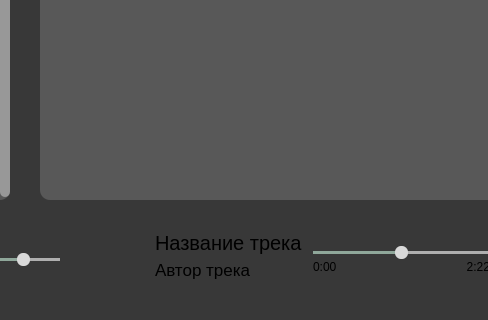
Before: the Qt Designer form main_window_v2.ui in EgorKaduba/AudioPlayer-LyaMidore, drawn with Qt 5; both pictures show x 290 to 778 and y 271 to 591 of the 1030 by 591 pixel window.
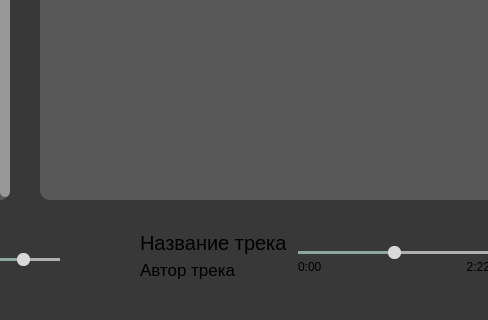
After: the same form once the commit is applied. Icons and pictures are not drawn.

```diff
--- a/main_window_v2.ui
+++ b/main_window_v2.ui
@@ -1382,52 +1382,6 @@
                   <property name="bottomMargin">
                    <number>0</number>
                   </property>
-                  <item>
-                   <widget class="QWidget" name="play_line_foto_widget" native="true">
-                    <property name="minimumSize">
-                     <size>
-                      <width>65</width>
-                      <height>65</height>
-                     </size>
-                    </property>
-                    <property name="maximumSize">
-                     <size>
-                      <width>65</width>
-                      <height>65</height>
-                     </size>
-                    </property>
-                    <property name="styleSheet">
-                     <string notr="true"/>
-                    </property>
-                    <layout class="QHBoxLayout" name="horizontalLayout_23">
-                     <property name="spacing">
-                      <number>0</number>
-                     </property>
-                     <property name="leftMargin">
-                      <number>0</number>
-                     </property>
-                     <property name="topMargin">
-                      <number>0</number>
-                     </property>
-                     <property name="rightMargin">
-                      <number>0</number>
-                     </property>
-                     <property name="bottomMargin">
-                      <number>0</number>
-                     </property>
-                     <item>
-                      <widget class="QLabel" name="play_line_foto_lbl">
-                       <property name="text">
-                        <string/>
-                       </property>
-                       <property name="alignment">
-                        <set>Qt::AlignCenter</set>
-                       </property>
-                      </widget>
-                     </item>
-                    </layout>
-                   </widget>
-                  </item>
                   <item>
                    <widget class="QWidget" name="play_line_text" native="true">
                     <property name="sizePolicy">
@@ -1452,6 +1406,28 @@
                      <property name="bottomMargin">
                       <number>0</number>
                      </property>
+                     <item>
+                      <widget class="QPushButton" name="play_line_foto_btn">
+                       <property name="minimumSize">
+                        <size>
+                         <width>50</width>
+                         <height>50</height>
+                        </size>
+                       </property>
+                       <property name="maximumSize">
+                        <size>
+                         <width>50</width>
+                         <height>50</height>
+                        </size>
+                       </property>
+                       <property name="styleSheet">
+                        <string notr="true">border-radius: 4px;</string>
+                       </property>
+                       <property name="text">
+                        <string/>
+                       </property>
+                      </widget>
+                     </item>
                      <item>
                       <layout class="QVBoxLayout" name="verticalLayout_6">
                        <item>
```
